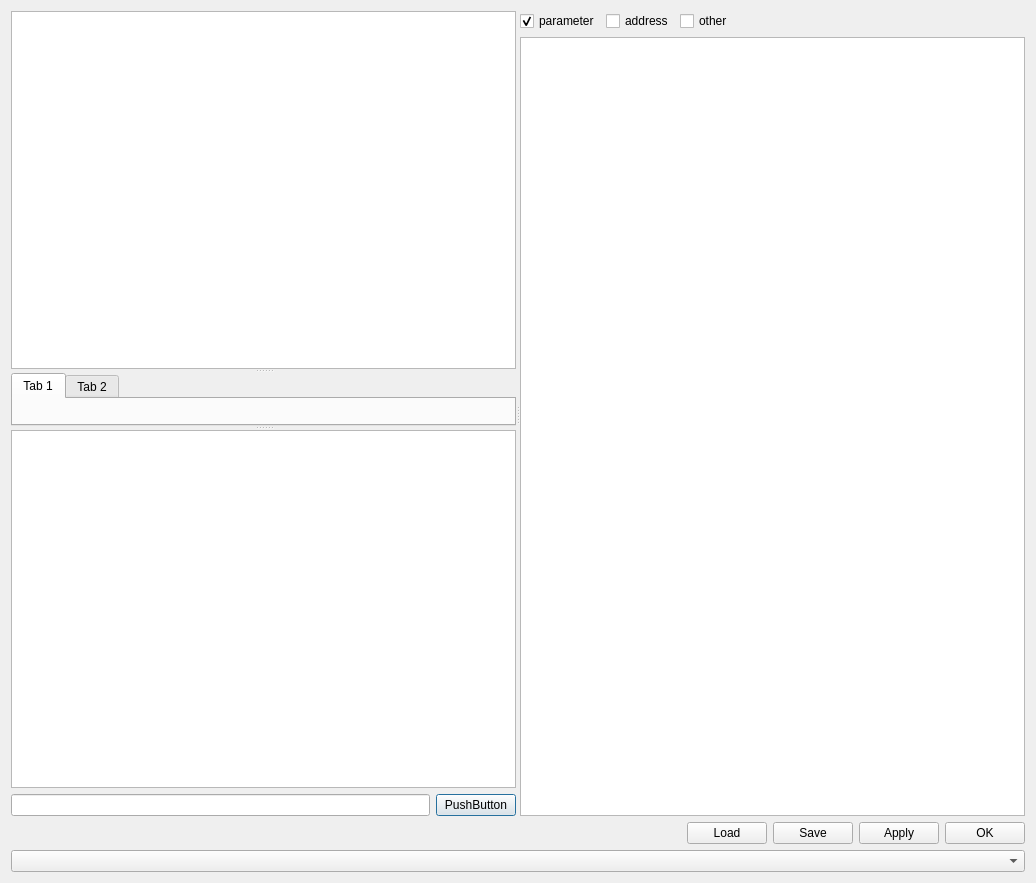
Old version of the form ui/PulseProgram.ui in the repository MonroeQuantumNetworks/IonControl.
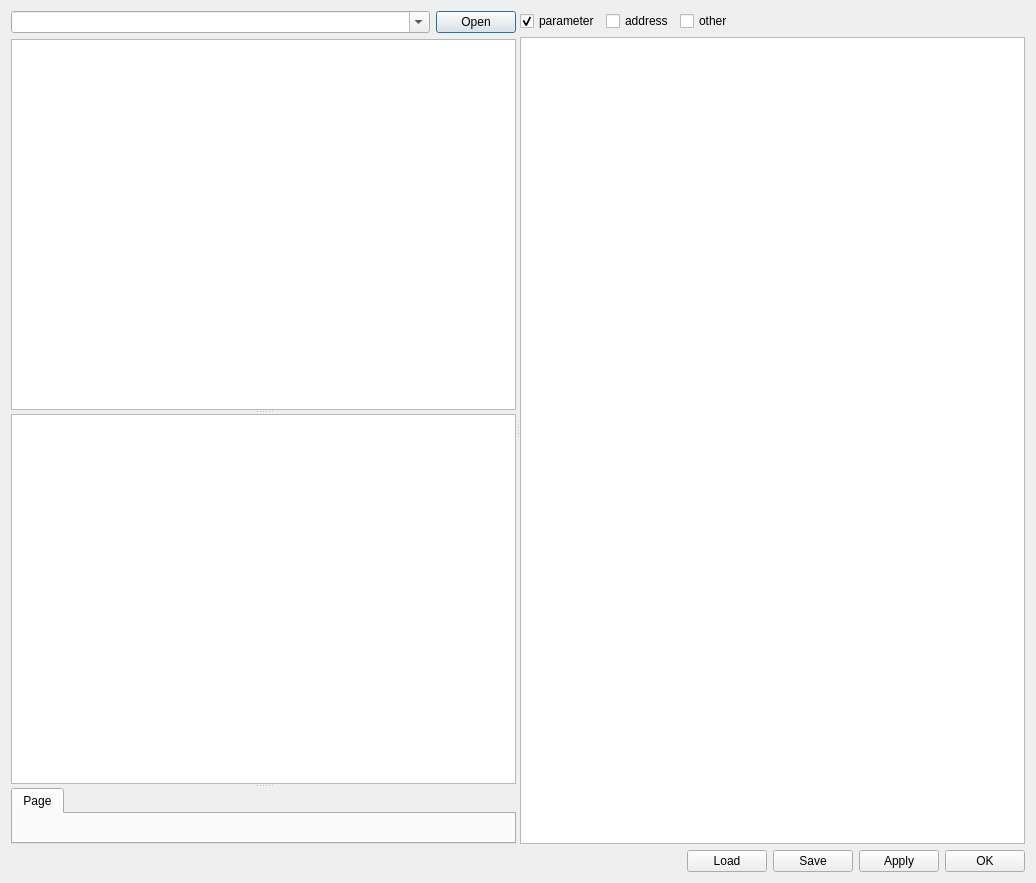
New version of the form.

```diff
--- a/ui/PulseProgram.ui
+++ b/ui/PulseProgram.ui
@@ -21,13 +21,44 @@
      </property>
      <widget class="QWidget" name="layoutWidget">
       <layout class="QVBoxLayout" name="verticalLayout">
+       <item>
+        <layout class="QHBoxLayout" name="horizontalLayout_2">
+         <item>
+          <widget class="QComboBox" name="comboBox_2">
+           <property name="sizePolicy">
+            <sizepolicy hsizetype="Expanding" vsizetype="Fixed">
+             <horstretch>0</horstretch>
+             <verstretch>0</verstretch>
+            </sizepolicy>
+           </property>
+           <property name="editable">
+            <bool>true</bool>
+           </property>
+          </widget>
+         </item>
+         <item>
+          <widget class="QPushButton" name="pushButtonFindFile">
+           <property name="text">
+            <string>Open</string>
+           </property>
+          </widget>
+         </item>
+        </layout>
+       </item>
        <item>
         <widget class="QSplitter" name="splitter">
          <property name="orientation">
           <enum>Qt::Vertical</enum>
          </property>
          <widget class="QTableView" name="digitalView"/>
+         <widget class="QTableView" name="triggerView"/>
          <widget class="QTabWidget" name="sourceTabs">
+          <property name="sizePolicy">
+           <sizepolicy hsizetype="MinimumExpanding" vsizetype="MinimumExpanding">
+            <horstretch>0</horstretch>
+            <verstretch>0</verstretch>
+           </sizepolicy>
+          </property>
           <property name="minimumSize">
            <size>
             <width>0</width>
@@ -36,35 +67,15 @@
           </property>
           <widget class="QWidget" name="tab">
            <attribute name="title">
-            <string>Tab 1</string>
-           </attribute>
-          </widget>
-          <widget class="QWidget" name="tab_2">
-           <attribute name="title">
-            <string>Tab 2</string>
+            <string>Page</string>
            </attribute>
           </widget>
          </widget>
-         <widget class="QTableView" name="triggerView"/>
         </widget>
        </item>
-       <item>
-        <layout class="QHBoxLayout" name="horizontalLayout_2">
-         <item>
-          <widget class="QLineEdit" name="programmerFile"/>
-         </item>
-         <item>
-          <widget class="QPushButton" name="pushButtonFindFile">
-           <property name="text">
-            <string>PushButton</string>
-           </property>
-          </widget>
-         </item>
-        </layout>
-       </item>
       </layout>
      </widget>
-     <widget class="QWidget" name="">
+     <widget class="QWidget" name="layoutWidget">
       <layout class="QVBoxLayout" name="verticalLayout_2">
        <item>
         <layout class="QHBoxLayout" name="horizontalLayout_3">
@@ -159,9 +170,6 @@
      </item>
     </layout>
    </item>
-   <item>
-    <widget class="QComboBox" name="comboBox"/>
-   </item>
   </layout>
   <zorder>splitter_2</zorder>
   <zorder>checkBoxParameter</zorder>
```
Left out of the diff: 5 changed lines with no effect on the pictures.
